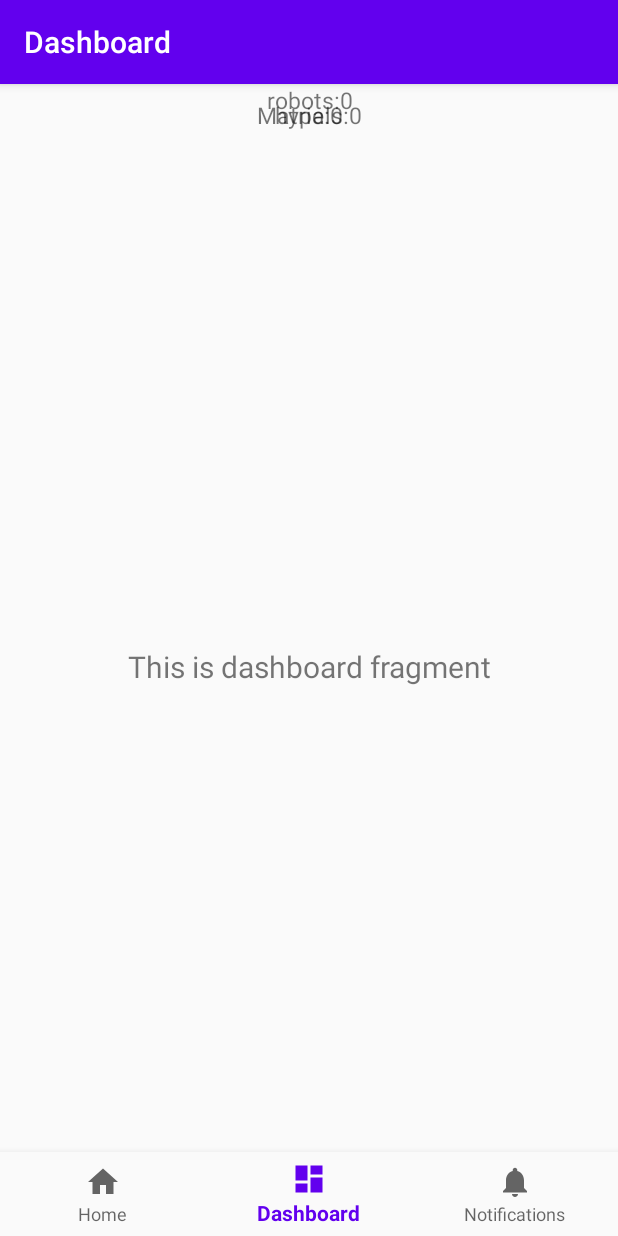
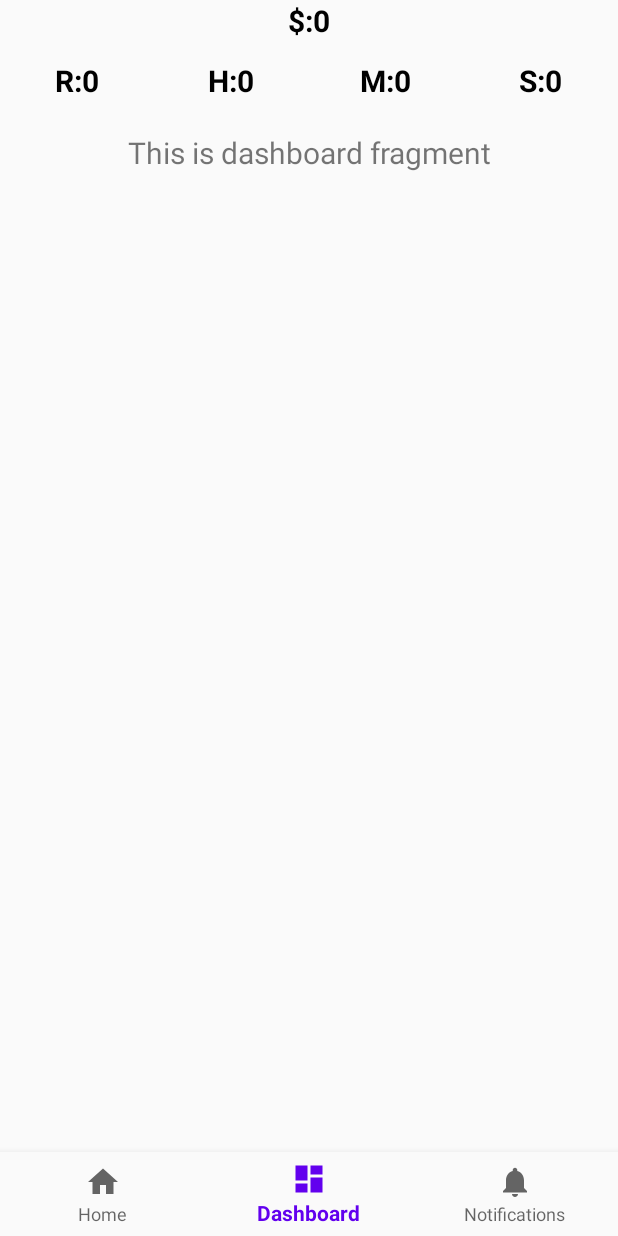
Before and after one commit to carmel-hod/Robo_inc, an Android app: the screen it shows after launch (MainActivity), item 2 of the bottom bar chosen, on a phone screen of 412 x 824 dp. Run offline under Robolectric (Android 15) with nearby library versions, the light colour scheme and no system bars; our stand-ins replace navigation-ui.

Commit message:
all sowhs selling doesnt work but no action bar

```diff
--- a/app/src/main/java/robo/inc/MainActivity.java
+++ b/app/src/main/java/robo/inc/MainActivity.java
@@ -1,5 +1,6 @@
 package robo.inc;
 
+import android.graphics.Typeface;
 import android.os.Bundle;
 import android.os.Handler;
 import android.os.Looper;
@@ -18,6 +19,8 @@ public class MainActivity extends AppCompatActivity {
     private TextView matrials;
     private TextView robots;
     private TextView hype;
+    private TextView sci;
+    private TextView money;
     private Game_Master gm = Game_Master.getInstance();
 
 
@@ -27,7 +30,9 @@ public class MainActivity extends AppCompatActivity {
         setContentView(R.layout.activity_main);
         matrials = findViewById(R.id.matriels);
         robots = findViewById(R.id.robots);
+        money = findViewById(R.id.money);
         hype = findViewById(R.id.hype);
+        sci = findViewById(R.id.sci);
         BottomNavigationView navView = findViewById(R.id.nav_view);
         // Passing each menu ID as a set of Ids because each
         // menu should be considered as top level destinations.
@@ -35,15 +40,21 @@ public class MainActivity extends AppCompatActivity {
                 R.id.navigation_home, R.id.navigation_dashboard, R.id.navigation_notifications)
                 .build();
         NavController navController = Navigation.findNavController(this, R.id.nav_host_fragment);
-        NavigationUI.setupActionBarWithNavController(this, navController, appBarConfiguration);
         NavigationUI.setupWithNavController(navView, navController);
         final Handler handler = new Handler(Looper.getMainLooper()   );
         handler.postDelayed(
                 new Runnable(){
                     public void run(){
-                        matrials.setText("Matrials:" + Integer.toString(gm.matrials));
-                        robots.setText("robots:" + Integer.toString(gm.robots));
-                        hype.setText("hype:" + Integer.toString(gm.advertise_points));
+                        matrials.setText("M:" + Integer.toString(gm.matrials));
+                        robots.setText("R:" + Integer.toString(gm.robots));
+                        money.setText("$:" + Integer.toString(gm.money));
+                        hype.setText("H:" + Integer.toString(gm.advertise_points));
+                        sci.setText("S:" + Integer.toString(gm.scince_points));
+                        robots.setTypeface(null, Typeface.BOLD);
+                        hype.setTypeface(null, Typeface.BOLD);
+                        money.setTypeface(null, Typeface.BOLD);
+                        sci.setTypeface(null, Typeface.BOLD);
+                        matrials.setTypeface(null, Typeface.BOLD);
                         handler.postDelayed(this, 100);
                     }
                 }, 100);
--- a/app/src/main/res/layout/activity_main.xml
+++ b/app/src/main/res/layout/activity_main.xml
@@ -7,30 +7,77 @@
     android:layout_width="match_parent"
     android:layout_height="match_parent">
 
+    <LinearLayout
+        android:layout_width="match_parent"
+        android:layout_height="wrap_content"
+        android:orientation="vertical">
+
+        <TextView
+            android:id="@+id/money"
+            android:layout_width="match_parent"
+            android:layout_height="40dp"
+            android:textAlignment="center"
+            android:textSize="20dp"
+            android:textColor="#000"/>
+
+        <LinearLayout
+            android:id="@+id/linearLayout"
+            android:layout_width="match_parent"
+            android:layout_height="wrap_content"
+            android:orientation="horizontal">
+
             <TextView
                 android:id="@+id/robots"
-    android:layout_width="match_parent"
+                android:layout_width="0dp"
+                android:layout_weight=".25"
                 android:layout_height="40dp"
-    android:textSize="15dp"
-    android:textAlignment="center"/>
+                android:textAlignment="center"
+                android:textSize="20dp"
+                android:textColor="#000"/>
 
             <TextView
                 android:id="@+id/hype"
-        android:layout_width="match_parent"
+                android:layout_width="0dp"
+                android:layout_weight=".25"
                 android:layout_height="40dp"
-        android:textSize="15dp"
-        android:paddingTop="10dp"
-        android:textAlignment="center"/>
+                android:textAlignment="center"
+                android:textSize="20dp"
+                android:textColor="#000"/>
 
             <TextView
                 android:id="@+id/matriels"
+                android:layout_width="0dp"
+                android:layout_weight=".25"
+                android:layout_height="40dp"
+                android:textAlignment="center"
+                android:textSize="20dp"
+                android:textColor="#000"/>
+
+            <TextView
+                android:id="@+id/sci"
+                android:layout_width="0dp"
+                android:layout_weight=".25"
+                android:layout_height="40dp"
+                android:textAlignment="center"
+                android:textSize="20dp"
+                android:textColor="#000"/>
+        </LinearLayout>
+
+        <fragment
+            android:id="@+id/nav_host_fragment"
+            android:name="androidx.navigation.fragment.NavHostFragment"
             android:layout_width="match_parent"
-        android:layout_height="40dp"
-        android:textSize="15dp"
-        android:paddingTop="10dp"
-        android:textAlignment="center"/>
+            android:layout_height="wrap_content"
+            app:defaultNavHost="true"
+            app:layout_constraintBottom_toTopOf="@id/nav_view"
+            app:layout_constraintHorizontal_bias="1.0"
+            app:layout_constraintLeft_toLeftOf="parent"
+            app:layout_constraintRight_toRightOf="parent"
+            app:layout_constraintTop_toTopOf="parent"
+            app:layout_constraintVertical_bias="0.0"
+            app:navGraph="@navigation/mobile_navigation" />
 
-
+    </LinearLayout>
 
     <com.google.android.material.bottomnavigation.BottomNavigationView
         android:id="@+id/nav_view"
@@ -44,18 +91,4 @@
         app:layout_constraintRight_toRightOf="parent"
         app:menu="@menu/bottom_nav_menu" />
 
-    <fragment
-        android:id="@+id/nav_host_fragment"
-        android:name="androidx.navigation.fragment.NavHostFragment"
-        android:layout_width="match_parent"
-        android:layout_height="match_parent"
-        app:defaultNavHost="true"
-        app:layout_constraintBottom_toTopOf="@id/nav_view"
-        app:layout_constraintHorizontal_bias="0.0"
-        app:layout_constraintLeft_toLeftOf="parent"
-        app:layout_constraintRight_toRightOf="parent"
-        app:layout_constraintTop_toTopOf="parent"
-        app:layout_constraintVertical_bias="0.0"
-        app:navGraph="@navigation/mobile_navigation" />
-
 </androidx.constraintlayout.widget.ConstraintLayout>
--- a/app/src/main/res/layout/fragment_home.xml
+++ b/app/src/main/res/layout/fragment_home.xml
@@ -11,21 +11,6 @@
         android:layout_height="wrap_content"
         android:orientation="vertical">
 
-        <TextView
-            android:id="@+id/text_home"
-            android:layout_width="match_parent"
-            android:layout_height="wrap_content"
-            android:layout_marginStart="8dp"
-            android:layout_marginTop="8dp"
-            android:layout_marginEnd="8dp"
-            android:textAlignment="center"
-            android:textSize="20sp"
-            app:layout_constraintBottom_toBottomOf="parent"
-            app:layout_constraintEnd_toEndOf="parent"
-            app:layout_constraintHorizontal_bias="1.0"
-            app:layout_constraintStart_toStartOf="parent"
-            app:layout_constraintTop_toTopOf="parent"
-            app:layout_constraintVertical_bias="0.0" />
 
         <LinearLayout
             android:layout_width="match_parent"
--- a/app/src/main/res/values/styles.xml
+++ b/app/src/main/res/values/styles.xml
@@ -1,6 +1,6 @@
 <resources>
     <!-- Base application theme. -->
-    <style name="AppTheme" parent="Theme.AppCompat.Light.DarkActionBar">
+    <style name="AppTheme" parent="Theme.AppCompat.Light.NoActionBar">
         <!-- Customize your theme here. -->
         <item name="colorPrimary">@color/colorPrimary</item>
         <item name="colorPrimaryDark">@color/colorPrimaryDark</item>
```
Lines whose indentation alone changed are shown as unchanged.
